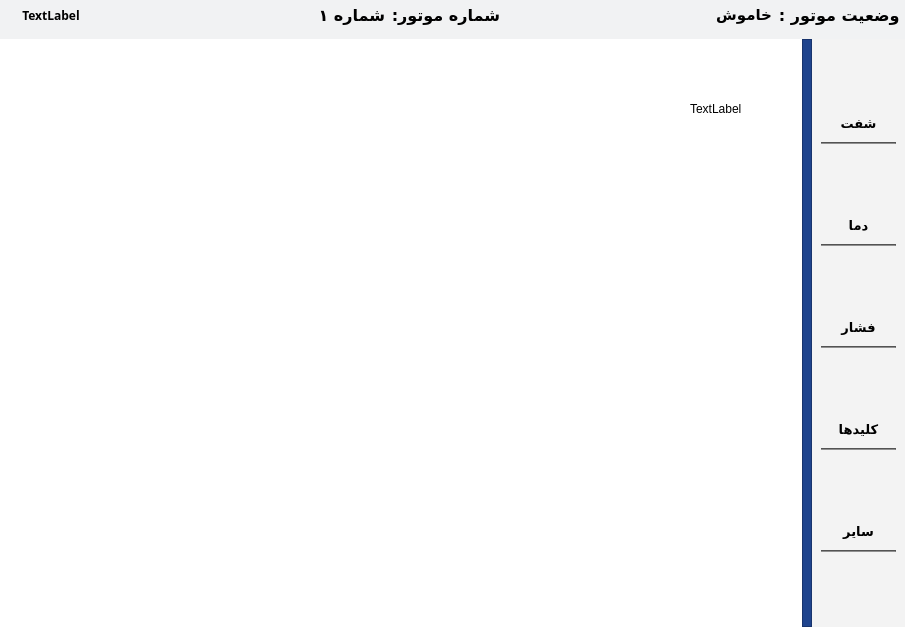
Before: the Qt Designer form main.ui in AmirNikravan/Control-Monitor, drawn with Qt 5.
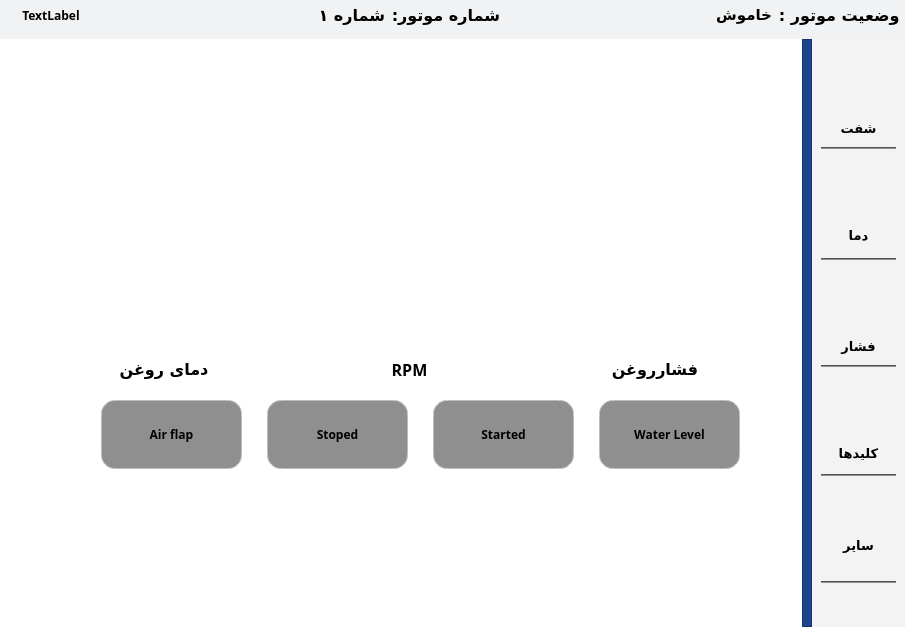
After: the same form once the commit is applied. Custom widgets are drawn as their Qt base class.

Commit message: added gauge and info in shaft page

```diff
--- a/main.ui
+++ b/main.ui
@@ -199,48 +199,241 @@
           <string notr="true">
 </string>
          </property>
-         <widget class="AnalogGaugeWidget" name="rpm_gauge_shaft" native="true">
+         <widget class="QWidget" name="">
           <property name="geometry">
            <rect>
-            <x>330</x>
-            <y>140</y>
-            <width>181</width>
-            <height>161</height>
+            <x>100</x>
+            <y>360</y>
+            <width>641</width>
+            <height>71</height>
            </rect>
           </property>
+          <layout class="QHBoxLayout" name="horizontalLayout_2" stretch="2,2,2,2">
+           <property name="spacing">
+            <number>23</number>
+           </property>
+           <item>
+            <widget class="QLabel" name="label_shaft_airflap">
+             <property name="font">
+              <font>
+               <family>IRANSansXFaNum</family>
+               <weight>75</weight>
+               <bold>true</bold>
+              </font>
+             </property>
+             <property name="styleSheet">
+              <string notr="true">            QLabel {
+
+	
+	background-color: rgb(143, 143, 143);
+                color: black;
+                padding: 20px;
+                border-radius: 15px;
+                border: 2px solid rgba(255, 255, 255, 100);
+                box-shadow: 5px 5px 15px rgba(0, 0, 0, 75);
+            }</string>
+             </property>
+             <property name="text">
+              <string>Air flap</string>
+             </property>
+             <property name="alignment">
+              <set>Qt::AlignCenter</set>
+             </property>
+            </widget>
+           </item>
+           <item>
+            <widget class="QLabel" name="label_shaft_stop">
+             <property name="font">
+              <font>
+               <family>IRANSansXFaNum</family>
+               <weight>75</weight>
+               <bold>true</bold>
+              </font>
+             </property>
+             <property name="styleSheet">
+              <string notr="true">            QLabel {
+
+	
+	background-color: rgb(143, 143, 143);
+                color: black;
+                padding: 20px;
+                border-radius: 15px;
+                border: 2px solid rgba(255, 255, 255, 100);
+                box-shadow: 5px 5px 15px rgba(0, 0, 0, 75);
+            }</string>
+             </property>
+             <property name="text">
+              <string>Stoped</string>
+             </property>
+             <property name="alignment">
+              <set>Qt::AlignCenter</set>
+             </property>
+            </widget>
+           </item>
+           <item>
+            <widget class="QLabel" name="label_shaft_start">
+             <property name="font">
+              <font>
+               <family>IRANSansXFaNum</family>
+               <weight>75</weight>
+               <bold>true</bold>
+              </font>
+             </property>
+             <property name="styleSheet">
+              <string notr="true">            QLabel {
+
+	
+	background-color: rgb(143, 143, 143);
+                color: black;
+                padding: 20px;
+                border-radius: 15px;
+                border: 2px solid rgba(255, 255, 255, 100);
+                box-shadow: 5px 5px 15px rgba(0, 0, 0, 75);
+            }</string>
+             </property>
+             <property name="text">
+              <string>Started</string>
+             </property>
+             <property name="alignment">
+              <set>Qt::AlignCenter</set>
+             </property>
+            </widget>
+           </item>
+           <item>
+            <widget class="QLabel" name="label_shaft_water_level">
+             <property name="font">
+              <font>
+               <family>IRANSansXFaNum</family>
+               <weight>75</weight>
+               <bold>true</bold>
+              </font>
+             </property>
+             <property name="styleSheet">
+              <string notr="true">            QLabel {
+
+	
+	background-color: rgb(143, 143, 143);
+                color: black;
+                padding: 20px;
+                border-radius: 15px;
+                border: 2px solid rgba(255, 255, 255, 100);
+                box-shadow: 5px 5px 15px rgba(0, 0, 0, 75);
+            }</string>
+             </property>
+             <property name="text">
+              <string>Water Level</string>
+             </property>
+             <property name="alignment">
+              <set>Qt::AlignCenter</set>
+             </property>
+            </widget>
+           </item>
+          </layout>
          </widget>
-         <widget class="QLabel" name="label_4">
+         <widget class="QWidget" name="">
           <property name="geometry">
            <rect>
-            <x>690</x>
-            <y>60</y>
-            <width>63</width>
-            <height>20</height>
+            <x>44</x>
+            <y>100</y>
+            <width>731</width>
+            <height>241</height>
            </rect>
           </property>
-          <property name="text">
-           <string>TextLabel</string>
-          </property>
-         </widget>
-         <widget class="AnalogGaugeWidget" name="oil_temp_shaft_gauge" native="true">
-          <property name="geometry">
-           <rect>
-            <x>150</x>
-            <y>420</y>
-            <width>120</width>
-            <height>80</height>
-           </rect>
-          </property>
-         </widget>
-         <widget class="AnalogGaugeWidget" name="oil_press_shaft_gauge" native="true">
-          <property name="geometry">
-           <rect>
-            <x>460</x>
-            <y>430</y>
-            <width>120</width>
-            <height>80</height>
-           </rect>
-          </property>
+          <layout class="QHBoxLayout" name="horizontalLayout_3">
+           <item>
+            <layout class="QVBoxLayout" name="verticalLayout_28">
+             <item>
+              <widget class="AnalogGaugeWidget" name="oil_temp_shaft_gauge" native="true"/>
+             </item>
+             <item>
+              <widget class="QLabel" name="label_27">
+               <property name="maximumSize">
+                <size>
+                 <width>16777215</width>
+                 <height>22</height>
+                </size>
+               </property>
+               <property name="font">
+                <font>
+                 <family>IRANSansXFaNum Black</family>
+                 <pointsize>12</pointsize>
+                 <weight>75</weight>
+                 <bold>true</bold>
+                </font>
+               </property>
+               <property name="text">
+                <string>دمای روغن</string>
+               </property>
+               <property name="alignment">
+                <set>Qt::AlignCenter</set>
+               </property>
+              </widget>
+             </item>
+            </layout>
+           </item>
+           <item>
+            <layout class="QVBoxLayout" name="verticalLayout_29">
+             <item>
+              <widget class="AnalogGaugeWidget" name="rpm_gauge_shaft" native="true"/>
+             </item>
+             <item>
+              <widget class="QLabel" name="label_25">
+               <property name="maximumSize">
+                <size>
+                 <width>16777215</width>
+                 <height>22</height>
+                </size>
+               </property>
+               <property name="font">
+                <font>
+                 <family>IRANSansXFaNum Black</family>
+                 <pointsize>12</pointsize>
+                 <weight>75</weight>
+                 <bold>true</bold>
+                </font>
+               </property>
+               <property name="text">
+                <string>RPM</string>
+               </property>
+               <property name="alignment">
+                <set>Qt::AlignCenter</set>
+               </property>
+              </widget>
+             </item>
+            </layout>
+           </item>
+           <item>
+            <layout class="QVBoxLayout" name="verticalLayout_30">
+             <item>
+              <widget class="AnalogGaugeWidget" name="oil_press_shaft_gauge" native="true"/>
+             </item>
+             <item>
+              <widget class="QLabel" name="label_4">
+               <property name="maximumSize">
+                <size>
+                 <width>16777215</width>
+                 <height>22</height>
+                </size>
+               </property>
+               <property name="font">
+                <font>
+                 <family>IRANSansXFaNum Black</family>
+                 <pointsize>12</pointsize>
+                 <weight>75</weight>
+                 <bold>true</bold>
+                </font>
+               </property>
+               <property name="text">
+                <string>فشارروغن</string>
+               </property>
+               <property name="alignment">
+                <set>Qt::AlignCenter</set>
+               </property>
+              </widget>
+             </item>
+            </layout>
+           </item>
+          </layout>
          </widget>
         </widget>
         <widget class="QWidget" name="temperature">
@@ -1382,17 +1575,27 @@
          <string notr="true">QToolButton{
 border:none
 
+}
+QToolButton::hover{
+	background-color: rgb(183, 183, 183);
+
 }</string>
         </property>
         <layout class="QVBoxLayout" name="verticalLayout_27">
          <item>
           <layout class="QVBoxLayout" name="verticalLayout_2">
+           <property name="spacing">
+            <number>6</number>
+           </property>
+           <property name="bottomMargin">
+            <number>0</number>
+           </property>
            <item>
             <widget class="QToolButton" name="toolButton_shaft">
              <property name="minimumSize">
               <size>
                <width>75</width>
-               <height>25</height>
+               <height>60</height>
               </size>
              </property>
              <property name="maximumSize">
@@ -1434,12 +1637,15 @@
          </item>
          <item>
           <layout class="QVBoxLayout" name="verticalLayout_3">
+           <property name="spacing">
+            <number>10</number>
+           </property>
            <item>
             <widget class="QToolButton" name="toolButton_temperature">
              <property name="minimumSize">
               <size>
                <width>75</width>
-               <height>25</height>
+               <height>60</height>
               </size>
              </property>
              <property name="maximumSize">
@@ -1486,7 +1692,7 @@
              <property name="minimumSize">
               <size>
                <width>75</width>
-               <height>25</height>
+               <height>60</height>
               </size>
              </property>
              <property name="maximumSize">
@@ -1528,12 +1734,15 @@
          </item>
          <item>
           <layout class="QVBoxLayout" name="verticalLayout_5">
+           <property name="spacing">
+            <number>8</number>
+           </property>
            <item>
             <widget class="QToolButton" name="toolButton_keys">
              <property name="minimumSize">
               <size>
                <width>75</width>
-               <height>25</height>
+               <height>60</height>
               </size>
              </property>
              <property name="maximumSize">
@@ -1580,7 +1789,7 @@
              <property name="minimumSize">
               <size>
                <width>75</width>
-               <height>25</height>
+               <height>60</height>
               </size>
              </property>
              <property name="font">
```
The commit also changes 5 other files.
